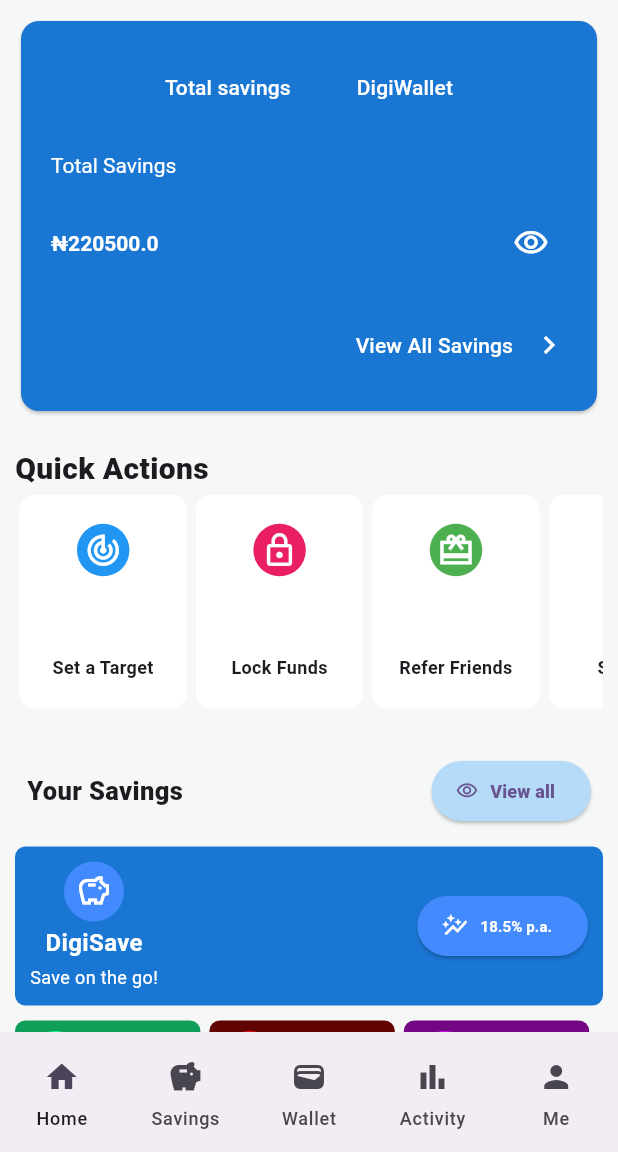
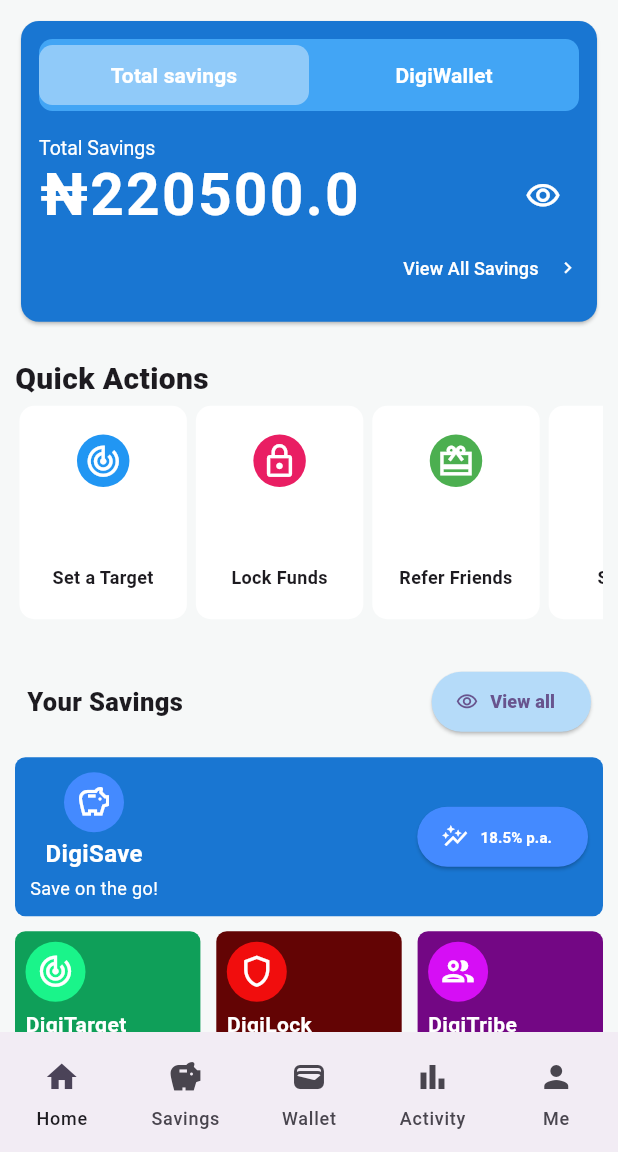
Before and after one commit to ukpongjoseph/DigiKlone, a Flutter app: the LandingPage screen opened by its route, after a tap on "Total savings", on a phone screen of 412 x 824 dp, the part 84-1236 px from its top. Run offline on Flutter 3.47's test engine with Material 3 defaults, Android fonts, the phone set to English and light mode, and no system bars; drawn by our look-alikes of carousel_slider.

Commit message:
Finished first page

```diff
--- a/lib/a_List_providers/beneficiaries_provider.dart
+++ b/lib/a_List_providers/beneficiaries_provider.dart
@@ -1,18 +1,23 @@
 import 'package:flutter/material.dart';
 
 class BeneficiariesProvider extends ChangeNotifier {
-  List <Map<String, dynamic>> _beneficiaries = [];
+  final List<Map<String, dynamic>> _beneficiaries = [
+    {"name": "Sarah Johnson", "type": "Account", "number": "1234567890"},
+    {"name": "Sarah Johnson", "type": "Account", "number": "1234567890"},
+    {"name": "Sarah Johnson", "type": "Account", "number": "1234567890"},
+    {"name": "Sarah Johnson", "type": "Account", "number": "1234567890"},
+  ];
 
- List <Map<String,dynamic>> fetchBeneficiaries(){
+  List<Map<String, dynamic>> fetchBeneficiaries() {
     return _beneficiaries;
- }
+  }
 
- void addBeneficiary(Map<String, dynamic> newBeneficary){
+  void addBeneficiary(Map<String, dynamic> newBeneficary) {
     _beneficiaries.add(newBeneficary);
     ChangeNotifier();
- }
+  }
 
-  void deleteAllBeneficiaries(){
+  void deleteAllBeneficiaries() {
     _beneficiaries.clear();
     ChangeNotifier();
   }
--- a/lib/a_List_providers/nav_provider.dart
+++ b/lib/a_List_providers/nav_provider.dart
@@ -7,7 +7,7 @@ import 'package:second_flutter/pages/savings.dart';
 import 'package:second_flutter/pages/wallet.dart';
 
 class NavProvider extends ChangeNotifier {
-  int _currentPageIndex = 1;
+  int _currentPageIndex = 0;
   final  List _pages = [
     LandingHome(),
     Savings(),
--- a/lib/components/balance_component.dart
+++ b/lib/components/balance_component.dart
@@ -14,17 +14,14 @@ class _BalanceComponentState extends State<BalanceComponent> {
   bool digitVisibility = true;
   dynamic savings = 220500.00;
   dynamic wallet = 47350.00;
+  late final DateTime now;
+  int activeButton = 1;
 
   @override
-  void initState(){
-    super.initState();
-    double screenWidth = MediaQuery.of(context).size.width;
-    bool isMobile = screenWidth < 600;
-  }
-
-  late final DateTime now;
-  @override
   Widget build(BuildContext context) {
+    double scrennWidth = MediaQuery.of(context).size.width;
+    bool isMobile = scrennWidth < 600;
+    double spacing = isMobile ? 7.0 : 9.0;
     return Container(
       margin: EdgeInsets.all(10.0),
       child: Column(
@@ -32,51 +29,97 @@ class _BalanceComponentState extends State<BalanceComponent> {
           Card(
             color: Colors.blue[700],
             child: Padding(
-              padding: const EdgeInsets.all(20.0),
+              padding: isMobile ? EdgeInsetsGeometry.all(12.0) : EdgeInsetsGeometry.all(17.0),
               child: DefaultTextStyle(
-                style: TextStyle(color: Colors.white),
+                style: TextStyle(color: const Color.fromRGBO(255, 255, 255, 1)),
                 child: Column(
                   children: [
-                    Row(
+                    Container(
+                      decoration: BoxDecoration(
+                        color: Colors.blue[400],
+                        borderRadius: BorderRadius.circular(9.0)
+                      ),
+                      child: Row(
                         mainAxisAlignment: MainAxisAlignment.center,
                         children: [
-                        TextButton(
+                          Expanded(
+                            child: TextButton(
                               onPressed: () {
                                 setState(() {
                                   walletDefault = true;
+                                  activeButton = 1;
                                 });
                               },
+                              style: TextButton.styleFrom(
+                                shape: RoundedRectangleBorder(
+                                  borderRadius: BorderRadius.circular(9.0)
+                                ),
+                                backgroundColor: activeButton == 1 ? Colors.blue[200] : Colors.blue[400]
+                              ),
                               child: Text(
                                 "Total savings",
-                            style: TextStyle(color: Colors.white),
+                                style: TextStyle(color: Colors.white, fontWeight: FontWeight.bold),
                               ),
                             ),
-                        SizedBox(width: 20.0),
-                        TextButton(
+                          ),
+                          Expanded(
+                            child: TextButton(
                               onPressed: () {
                                 setState(() {
                                   walletDefault = false;
+                                  activeButton = 2;
                                 });
                               },
+                              style: TextButton.styleFrom(
+                                shape: RoundedRectangleBorder(
+                                  borderRadius: BorderRadius.circular(9.0)
+                                ),
+                                backgroundColor: activeButton == 2 ? Colors.blue[200] : Colors.blue[400]
+                              ),
                               child: Text(
                                 "DigiWallet",
-                            style: TextStyle(color: Colors.white),
+                                style: TextStyle(color: Colors.white, fontWeight: FontWeight.bold),
+                              ),
                             ),
                           ),
                         ],
                       ),
-                    SizedBox(height: 20.0),
+                    ),
+                    SizedBox(height: spacing * 2.5,),
                     Container(
                       alignment: Alignment.topLeft,
                       child: walletDefault
-                          ? Text("Total Savings")
-                          : Text("Wallet balance"),
+                          ? Text(
+                            "Total Savings",
+                            style: TextStyle(
+                              fontSize: isMobile ? 13 : 17
                             ),
-                    SizedBox(height: 20.0),
+                          )
+                          : Text(
+                            "Wallet balance",
+                            style: TextStyle(
+                              fontSize: isMobile ? 13 : 17
+                            ),
+                          ),
+                    ),
                     Row(
                       mainAxisAlignment: MainAxisAlignment.spaceBetween,
                       children: [
-                        walletDefault ? Text("₦$savings", style: TextStyle(fontWeight: FontWeight.bold),) : Text("₦$wallet"),
+                        walletDefault ? Text(
+                          "₦$savings",
+                          style: TextStyle(
+                            fontWeight: FontWeight.bold,
+                            letterSpacing: 1.5,
+                            fontSize: scrennWidth * 0.095
+                          ),
+                        ) : Text(
+                          "₦$wallet",
+                          style: TextStyle(
+                            fontWeight: FontWeight.bold,
+                            letterSpacing: 1.5,
+                            fontSize: scrennWidth * 0.095
+                          ),
+                        ),
                         SizedBox(width: 20.0),
                         digitVisibility
                             ? IconButton(
@@ -85,8 +128,6 @@ class _BalanceComponentState extends State<BalanceComponent> {
                                     digitVisibility = false;
                                     wallet = "********";
                                     savings = "********";
-                                    now = DateTime.now();
-                                    print(now);
                                   });
                                 },
                                 icon: Icon(Icons.visibility_outlined),
@@ -105,7 +146,6 @@ class _BalanceComponentState extends State<BalanceComponent> {
                               ),
                       ],
                     ),
-                    SizedBox(height: 20.0),
                     Container(
                       child: walletDefault
                           ? Row(
@@ -121,13 +161,14 @@ class _BalanceComponentState extends State<BalanceComponent> {
                                     "View All Savings",
                                     style: TextStyle(
                                       color: Colors.white,
-
+                                      fontSize: isMobile ? 12 : 14
                                     ),
                                   ),
                                 ),
                                 Icon(
                                   Icons.chevron_right_outlined,
                                   color: Colors.white,
+                                  size: isMobile ? 15 : 25,
                                 ),
                               ],
                             )
@@ -142,12 +183,16 @@ class _BalanceComponentState extends State<BalanceComponent> {
                                   },
                                   child: Text(
                                     "Go To Wallet",
-                                    style: TextStyle(color: Colors.white),
+                                    style: TextStyle(
+                                      color: Colors.white,
+                                      fontSize: isMobile ? 12 : 14
+                                    ),
                                   ),
                                 ),
                                 Icon(
                                   Icons.chevron_right_outlined,
                                   color: Colors.white,
+                                  size: isMobile ? 15 : 25,
                                 ),
                               ],
                             ),
--- a/lib/components/digi_savings.dart
+++ b/lib/components/digi_savings.dart
@@ -14,6 +14,7 @@ class _DigiSavingsState extends State<DigiSavings> {
   @override
   Widget build(BuildContext context) {
     double screenWidth = MediaQuery.of(context).size.width;
+    // double screenHeight = MediaQuery.of(context).size.height;
     bool isMobile = screenWidth < 600;
     double spacing = isMobile ? 3.0 : 8.0;
       void showDigiTribeDialogueBox() {
@@ -23,9 +24,9 @@ class _DigiSavingsState extends State<DigiSavings> {
         return AlertDialog(
           contentPadding: EdgeInsets.all(12.0),
           content: SizedBox(
-            height: 180.0,
-            width: 180.0,
             child: Column(
+              // making the dialog box responsive
+              mainAxisSize: MainAxisSize.min,
               children: [
                 Row(
                   mainAxisAlignment: MainAxisAlignment.spaceBetween,
@@ -191,6 +192,7 @@ class _DigiSavingsState extends State<DigiSavings> {
           ),
           SizedBox(height: 10.0),
           Row(
+            mainAxisAlignment: MainAxisAlignment.spaceBetween,
             children: [
               GestureDetector(
                 onTap: () {
--- a/lib/components/quick_transfer.dart
+++ b/lib/components/quick_transfer.dart
@@ -174,7 +174,7 @@ class _QuickTransferState extends State<QuickTransfer> {
                                 style: TextStyle(
                                   color: Colors.white,
                                   fontSize: isMobile ? 14 : 18,
-                                  fontWeight: FontWeight.bold
+                                  fontWeight: FontWeight.bold,
                                 ),
                               ),
                               Text(
@@ -182,7 +182,7 @@ class _QuickTransferState extends State<QuickTransfer> {
                                 textAlign: TextAlign.start,
                                 style: TextStyle(
                                   color: Colors.white,
-                                  fontSize: isMobile ? 12 : 14
+                                  fontSize: isMobile ? 12 : 14,
                                 ),
                               ),
                             ],
@@ -230,15 +230,20 @@ class _QuickTransferState extends State<QuickTransfer> {
                       ),
                       SizedBox(height: spacing + 10),
                       GestureDetector(
-                        onTap: (){
-                          Navigator.push(context, MaterialPageRoute(builder: (context)=>TransferMoney()));
+                        onTap: () {
+                          Navigator.push(
+                            context,
+                            MaterialPageRoute(
+                              builder: (context) => TransferMoney(),
+                            ),
+                          );
                         },
                         child: Container(
                           padding: EdgeInsets.all(7.0),
                           width: isMobile ? 120.0 : 180.0,
                           decoration: BoxDecoration(
                             color: const Color.fromARGB(255, 63, 138, 184),
-                            borderRadius: BorderRadius.circular(10)
+                            borderRadius: BorderRadius.circular(10),
                           ),
                           child: Row(
                             mainAxisAlignment: MainAxisAlignment.center,
@@ -248,7 +253,7 @@ class _QuickTransferState extends State<QuickTransfer> {
                                 style: TextStyle(
                                   fontSize: isMobile ? 12 : 14,
                                   color: Colors.white,
-                                  fontWeight: FontWeight.bold
+                                  fontWeight: FontWeight.bold,
                                 ),
                               ),
                               SizedBox(width: spacing - 2),
@@ -264,35 +269,70 @@ class _QuickTransferState extends State<QuickTransfer> {
                     ],
                   ),
                 )
-              : Container(
-                  color: Colors.white60,
+              : SizedBox(
                   child: Column(
+                    crossAxisAlignment: CrossAxisAlignment.start,
                     children: [
-                      Text("Recent Contacts"),
+                      Text(
+                        "Recent Contacts",
+                        style: TextStyle(
+                          fontWeight: FontWeight.bold,
+                          fontSize: isMobile ? 14 : 64,
+                        ),
+                      ),
                       SizedBox(height: spacing + 2),
                       ...beneficiaries.map((items) {
                         return Container(
-                          color: Colors.white,
+                          padding: isMobile
+                              ? EdgeInsets.all(9)
+                              : EdgeInsets.all(15.0),
+                          margin: isMobile
+                              ? EdgeInsets.symmetric(vertical: 5.0)
+                              : EdgeInsets.symmetric(vertical: 10.0),
+                          decoration: BoxDecoration(color: Colors.white70, borderRadius: BorderRadius.circular(10.0)),
                           child: Row(
+                            mainAxisAlignment: MainAxisAlignment.spaceBetween,
                             children: [
                               Row(
                                 children: [
-                                  Row(
-                                    children: [Icon(Icons.person_2_outlined)],
+                                  CircleAvatar(
+                                    backgroundColor: Colors.blue[300],
+                                    child: Icon(
+                                      Icons.person_2_outlined,
+                                      color: Colors.white,
+                                      size: isMobile ? 25 : 35,
+                                    ),
                                   ),
-                                  SizedBox(width: spacing),
+                                  SizedBox(width: spacing * 3),
                                   Column(
+                                    crossAxisAlignment:
+                                        CrossAxisAlignment.start,
                                     children: [
-                                      Text(items["names"]),
-                                      Text(items["number"]),
+                                      Text(
+                                        items["name"],
+                                        style: TextStyle(
+                                          fontWeight: FontWeight.bold,
+                                          fontSize: isMobile ? 15 : 18,
+                                        ),
+                                      ),
+                                      Text(
+                                        items["type"],
+                                        style: TextStyle(
+                                          fontSize: isMobile ? 12 : 14,
+                                        ),
+                                      ),
                                     ],
                                   ),
                                 ],
                               ),
-                              Row(
-                                children: [
-                                  Icon(Icons.swap_vert_circle_outlined),
-                                ],
+                              CircleAvatar(
+                                backgroundColor: Colors.blue[700],
+                                radius: isMobile ? 15 : 24,
+                                child: Icon(
+                                  Icons.swap_vert_circle_outlined,
+                                  color: Colors.white,
+                                  size: isMobile ? 20 : 30,
+                                ),
                               ),
                             ],
                           ),
```
Lines whose indentation alone changed are shown as unchanged.
